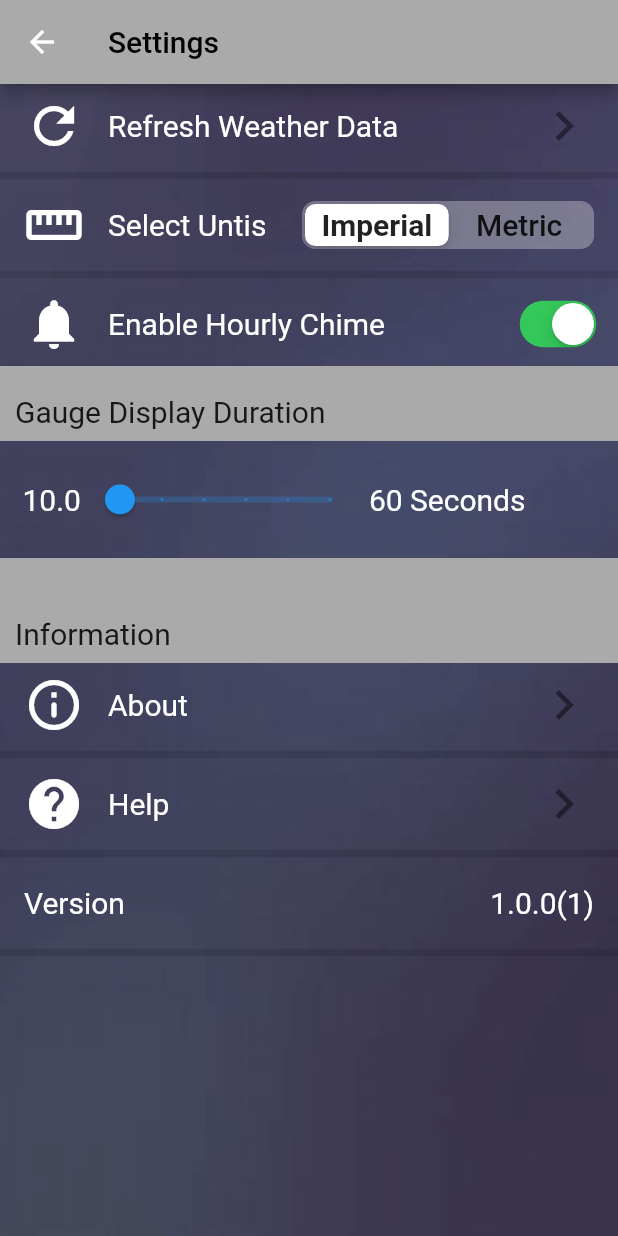
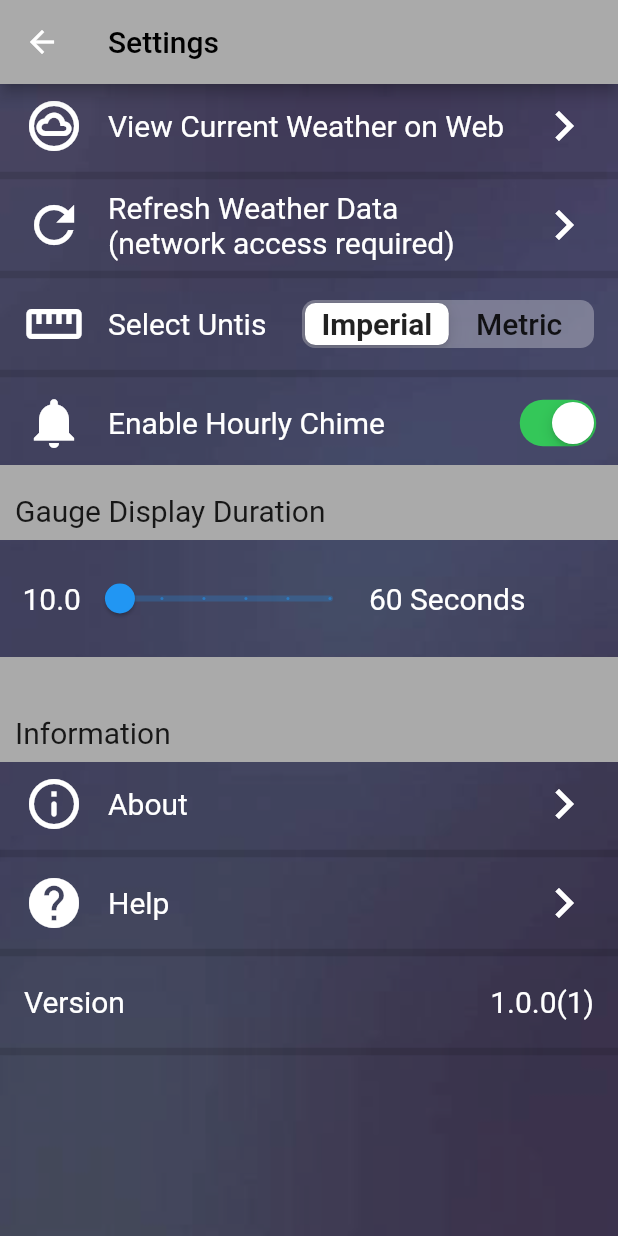
Before and after one commit to venkyLL/tidey, a Flutter app: the SettingsScreen screen opened by its route, on a phone screen of 412 x 824 dp. Run offline on Flutter 3.47's test engine with Material 2 defaults, Android fonts, the phone set to English and light mode, and no system bars; our stand-ins replace dio, geolocator, marquee, package_info, syncfusion_flutter_datagrid, syncfusion_flutter_gauges and 3 more; missing offline and left inert: dart_date, flutter_analog_clock, flutter_sensor_compass, swipe_gesture_recognizer; network calls fail; statements that could not run were skipped.

```diff
--- a/lib/screens/settings.dart
+++ b/lib/screens/settings.dart
@@ -2,6 +2,7 @@ import 'package:flutter/cupertino.dart';
 import 'package:flutter/material.dart';
 import 'package:swipe_gesture_recognizer/swipe_gesture_recognizer.dart';
 import 'package:tidey/const.dart';
+import 'package:tidey/screens/webWeather.dart';
 
 class SettingsScreen extends StatefulWidget {
   static const String id = 'SettingsScreen';
@@ -58,7 +59,16 @@ class _settingsScreenState extends State<SettingsScreen> {
 //                ),
 //              ),
               MenuListTile(
-                title: "Refresh Weather Data",
+                title: "View Current Weather on Web",
+                icon: Icons.cloud_circle_outlined,
+                onTap: () => {Navigator.pushNamed(context, WebWeather.id)},
+              ),
+              Divider(
+                height: 10,
+                thickness: 5,
+              ),
+              MenuListTile(
+                title: "Refresh Weather Data (network access required)",
                 icon: Icons.refresh,
                 onTap: () => {},
               ),
@@ -283,6 +293,7 @@ class MenuListTile extends StatelessWidget {
       trailing: const Icon(
         Icons.chevron_right,
         size: kIconSettingSize,
+        color: Colors.white,
       ),
       onTap: onTap,
     );
```
Also changed, not shown: lib/screens/moonScreen.dart (deleted, +0 -136 lines), lib/screens/webWeather.dart (added, +33 -0 lines).
